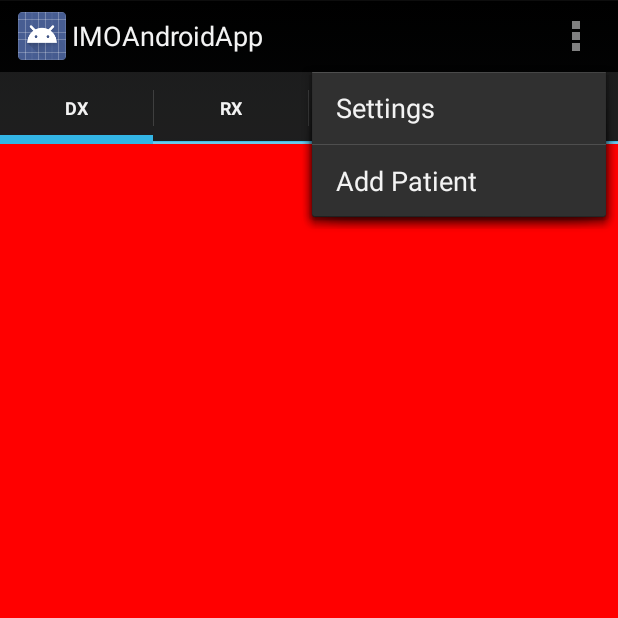
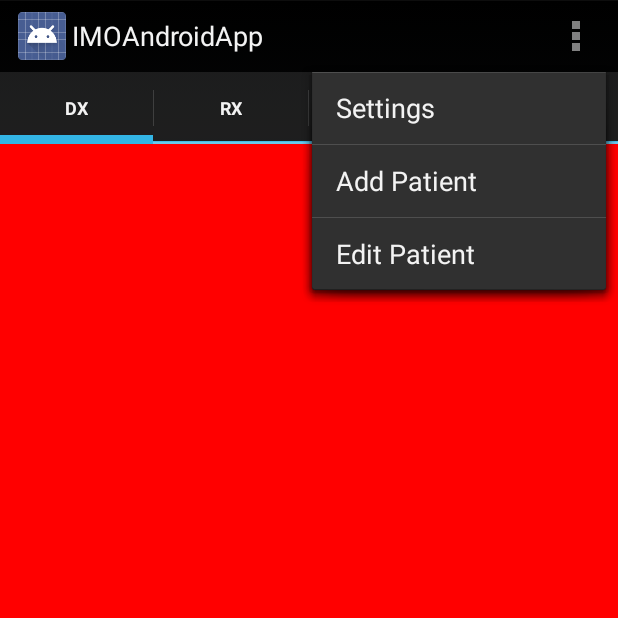
Before and after one commit to mayoorrai/AndroidIMOApp, an Android app: the MainActivity screen opened directly, with no data from a screen before it, with the options menu open, on a phone screen of 412 x 824 dp, the top half of it. Run offline under Robolectric (Android 15) with nearby library versions, the phone set to English and light mode, and no system bars.

Commit message:
code to edit patient added

```diff
--- a/app/src/main/java/com/imoandroid/imoandroidapp/PatientListActivity.java
+++ b/app/src/main/java/com/imoandroid/imoandroidapp/PatientListActivity.java
@@ -214,6 +214,12 @@ getActionBar().setHomeButtonEnabled(true);
         if (id == R.id.action_settings) {
             return true;
         }
+        if (id == R.id.action_patient_add)
+        {
+            Intent mainIntent = new Intent(this,PatientInputForm.class);
+            mainIntent.putExtra("create", true);
+            this.startActivity(mainIntent);
+        }
 
         return super.onOptionsItemSelected(item);
     }
--- a/app/src/main/res/menu/menu_main.xml
+++ b/app/src/main/res/menu/menu_main.xml
@@ -3,7 +3,9 @@
     xmlns:tools="http://schemas.android.com/tools" tools:context=".MainActivity">
     <item android:id="@+id/action_settings" android:title="@string/action_settings"
         android:orderInCategory="100" app:showAsAction="never" />
-    <item android:id="@+id/action_patient_nav_drawer" android:title="@string/patient_nav_drawer"
+    <item android:id="@+id/action_patient_add" android:title="@string/add_a_patient"
+        android:orderInCategory="100" app:showAsAction="never" />
+    <item android:id="@+id/action_patient_edit" android:title="@string/edit_a_patient"
         android:orderInCategory="100" app:showAsAction="never" />
 
 </menu>
--- a/app/src/main/res/menu/menu_patient_list.xml
+++ b/app/src/main/res/menu/menu_patient_list.xml
@@ -4,4 +4,6 @@
     tools:context="com.imoandroid.imoandroidapp.PatientListActivity">
     <item android:id="@+id/action_settings" android:title="@string/action_settings"
         android:orderInCategory="100" app:showAsAction="never" />
+    <item android:id="@+id/action_patient_add" android:title="@string/add_a_patient"
+        android:orderInCategory="100" app:showAsAction="never" />
 </menu>
--- a/app/src/main/res/values/strings.xml
+++ b/app/src/main/res/values/strings.xml
@@ -39,6 +39,7 @@
     <string name="header_all_patients">All Patients</string>
     <string name="button_add_new_patient">Add New Patient</string>
     <string name="title_activity_patient_input_form">PatientInputForm</string>
-    <string name="patient_nav_drawer">Add Patient</string>
+    <string name="add_a_patient">Add Patient</string>
+    <string name="edit_a_patient">Edit Patient</string>
 
 </resources>
```
Also changed, not shown: app/src/main/java/com/imoandroid/imoandroidapp/MainActivity.java (+30 -1 lines).
